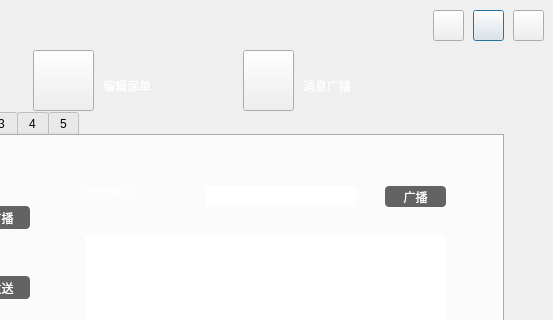
This is selleroper.ui in xurongchen/CIP as Qt 5 draws it before an edit; both pictures show x 167 to 720 and y 0 to 320 of the 720 by 445 pixel window. The edited form follows.
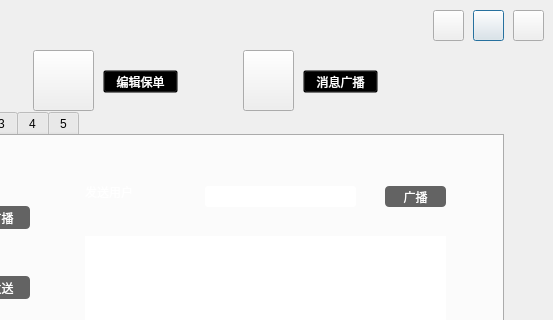
This is the edited form. The open tabs and pages were chosen to show the change. Icons and pictures are not drawn.

Commit message: change lable to button

```diff
--- a/selleroper.ui
+++ b/selleroper.ui
@@ -992,39 +992,52 @@
     <zorder>pushButton</zorder>
    </widget>
   </widget>
-  <widget class="QLabel" name="label">
+  <widget class="QPushButton" name="PBWork2">
    <property name="geometry">
     <rect>
      <x>270</x>
      <y>70</y>
-     <width>71</width>
-     <height>31</height>
+     <width>75</width>
+     <height>23</height>
     </rect>
    </property>
    <property name="styleSheet">
     <string notr="true">font: 12pt &quot;微软雅黑&quot;;
-color: rgb(255, 255, 255);</string>
+color: rgb(255, 255, 255);
+outline: none;
+background-color: rgba(0, 0, 0, 0);</string>
    </property>
    <property name="text">
     <string>编辑保单</string>
    </property>
+   <property name="default">
+    <bool>false</bool>
+   </property>
+   <property name="flat">
+    <bool>false</bool>
+   </property>
   </widget>
-  <widget class="QLabel" name="label_2">
+  <widget class="QPushButton" name="PBMessage2">
    <property name="geometry">
     <rect>
      <x>470</x>
      <y>70</y>
-     <width>71</width>
-     <height>31</height>
+     <width>75</width>
+     <height>23</height>
     </rect>
    </property>
    <property name="styleSheet">
     <string notr="true">font: 12pt &quot;微软雅黑&quot;;
-color: rgb(255, 255, 255);</string>
+color: rgb(255, 255, 255);
+outline: none;
+background-color: rgba(0, 0, 0, 0);</string>
    </property>
    <property name="text">
     <string>消息广播</string>
    </property>
+   <property name="flat">
+    <bool>false</bool>
+   </property>
   </widget>
   <zorder>tabWidget</zorder>
   <zorder>PBMin</zorder>
```
Left out of the diff: 6 changed lines with no effect on the pictures. The commit also changes 2 other files.
